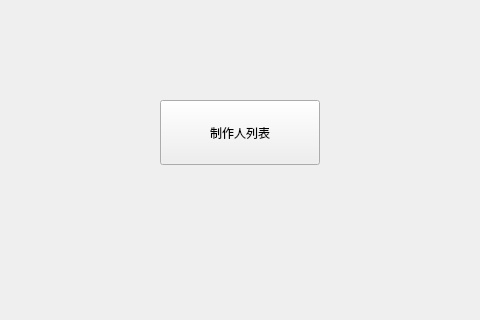
Qt form client/windows/aboutwindow.ui (HFDLYS/HeartstringsResonance) before a commit; both pictures show x 800 to 1280 and y 400 to 720 of the 1280 by 720 pixel window.
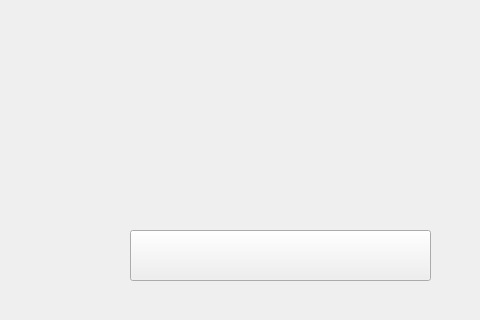
The same form after that commit. Icons and pictures are not drawn.

Patch:
```diff
--- a/client/windows/aboutwindow.ui
+++ b/client/windows/aboutwindow.ui
@@ -57,14 +57,18 @@
    <widget class="QPushButton" name="btnMember">
     <property name="geometry">
      <rect>
-      <x>960</x>
-      <y>500</y>
-      <width>160</width>
-      <height>65</height>
+      <x>930</x>
+      <y>630</y>
+      <width>301</width>
+      <height>51</height>
      </rect>
     </property>
+    <property name="styleSheet">
+     <string notr="true">QPushButton#btnMember{border-image:url(:/images/aboutwindow/us.png)
+}QPushButton::pressed#btnMember{border-image:url(:/images/aboutwindow/us-.png)}</string>
+    </property>
     <property name="text">
-     <string>制作人列表</string>
+     <string/>
     </property>
    </widget>
   </widget>
```
